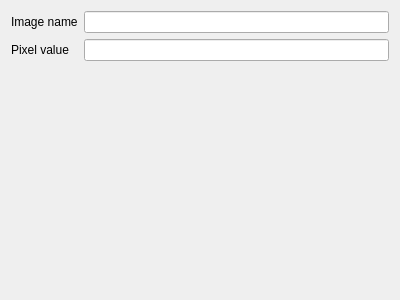
Qt form Plugins/org.mitk.gui.qt.pixelvalue/src/internal/QmitkPixelValueView.ui (MITK/MITK) before a commit.
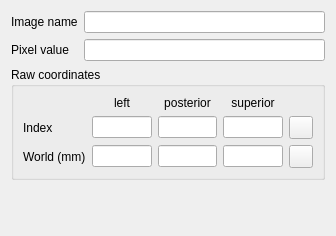
The same form after that commit. Custom widgets are drawn as their Qt base class.

Commit message: Add coordinate/index info to Pixel Value view

```diff
--- a/Plugins/org.mitk.gui.qt.pixelvalue/src/internal/QmitkPixelValueView.ui
+++ b/Plugins/org.mitk.gui.qt.pixelvalue/src/internal/QmitkPixelValueView.ui
@@ -6,8 +6,8 @@
    <rect>
     <x>0</x>
     <y>0</y>
-    <width>400</width>
-    <height>300</height>
+    <width>336</width>
+    <height>236</height>
    </rect>
   </property>
   <property name="windowTitle">
@@ -52,8 +52,165 @@
      </item>
     </layout>
    </item>
+   <item>
+    <widget class="ctkCollapsibleGroupBox" name="coordsGroupBox">
+     <property name="title">
+      <string>Raw coordinates</string>
+     </property>
+     <property name="collapsed" stdset="0">
+      <bool>true</bool>
+     </property>
+     <layout class="QGridLayout" name="gridLayout">
+      <item row="0" column="1">
+       <widget class="QLabel" name="spaceXLabel">
+        <property name="text">
+         <string>left</string>
+        </property>
+        <property name="alignment">
+         <set>Qt::AlignmentFlag::AlignCenter</set>
+        </property>
+       </widget>
+      </item>
+      <item row="0" column="2">
+       <widget class="QLabel" name="spaceYLabel">
+        <property name="text">
+         <string>posterior</string>
+        </property>
+        <property name="alignment">
+         <set>Qt::AlignmentFlag::AlignCenter</set>
+        </property>
+       </widget>
+      </item>
+      <item row="0" column="3">
+       <widget class="QLabel" name="spaceZLabel">
+        <property name="text">
+         <string>superior</string>
+        </property>
+        <property name="alignment">
+         <set>Qt::AlignmentFlag::AlignCenter</set>
+        </property>
+       </widget>
+      </item>
+      <item row="1" column="0">
+       <widget class="QLabel" name="indexCoordLabel">
+        <property name="text">
+         <string>Index</string>
+        </property>
+       </widget>
+      </item>
+      <item row="1" column="1">
+       <widget class="QLineEdit" name="indexXLineEdit">
+        <property name="alignment">
+         <set>Qt::AlignmentFlag::AlignRight|Qt::AlignmentFlag::AlignTrailing|Qt::AlignmentFlag::AlignVCenter</set>
+        </property>
+        <property name="readOnly">
+         <bool>true</bool>
+        </property>
+       </widget>
+      </item>
+      <item row="1" column="2">
+       <widget class="QLineEdit" name="indexYLineEdit">
+        <property name="alignment">
+         <set>Qt::AlignmentFlag::AlignRight|Qt::AlignmentFlag::AlignTrailing|Qt::AlignmentFlag::AlignVCenter</set>
+        </property>
+        <property name="readOnly">
+         <bool>true</bool>
+        </property>
+       </widget>
+      </item>
+      <item row="1" column="3">
+       <widget class="QLineEdit" name="indexZLineEdit">
+        <property name="alignment">
+         <set>Qt::AlignmentFlag::AlignRight|Qt::AlignmentFlag::AlignTrailing|Qt::AlignmentFlag::AlignVCenter</set>
+        </property>
+        <property name="readOnly">
+         <bool>true</bool>
+        </property>
+       </widget>
+      </item>
+      <item row="1" column="4">
+       <widget class="QToolButton" name="copyIndexCoordButton">
+        <property name="toolTip">
+         <string>Copy into clipboard</string>
+        </property>
+        <property name="text">
+         <string/>
+        </property>
+       </widget>
+      </item>
+      <item row="2" column="0">
+       <widget class="QLabel" name="worldCoordLabel">
+        <property name="text">
+         <string>World (mm)</string>
+        </property>
+       </widget>
+      </item>
+      <item row="2" column="1">
+       <widget class="QLineEdit" name="worldXLineEdit">
+        <property name="alignment">
+         <set>Qt::AlignmentFlag::AlignRight|Qt::AlignmentFlag::AlignTrailing|Qt::AlignmentFlag::AlignVCenter</set>
+        </property>
+        <property name="readOnly">
+         <bool>true</bool>
+        </property>
+       </widget>
+      </item>
+      <item row="2" column="2">
+       <widget class="QLineEdit" name="worldYLineEdit">
+        <property name="alignment">
+         <set>Qt::AlignmentFlag::AlignRight|Qt::AlignmentFlag::AlignTrailing|Qt::AlignmentFlag::AlignVCenter</set>
+        </property>
+        <property name="readOnly">
+         <bool>true</bool>
+        </property>
+       </widget>
+      </item>
+      <item row="2" column="3">
+       <widget class="QLineEdit" name="worldZLineEdit">
+        <property name="alignment">
+         <set>Qt::AlignmentFlag::AlignRight|Qt::AlignmentFlag::AlignTrailing|Qt::AlignmentFlag::AlignVCenter</set>
+        </property>
+        <property name="readOnly">
+         <bool>true</bool>
+        </property>
+       </widget>
+      </item>
+      <item row="2" column="4">
+       <widget class="QToolButton" name="copyWorldCoordButton">
+        <property name="toolTip">
+         <string>Copy into clipboard</string>
+        </property>
+        <property name="text">
+         <string/>
+        </property>
+       </widget>
+      </item>
+     </layout>
+    </widget>
+   </item>
+   <item>
+    <spacer name="verticalSpacer">
+     <property name="orientation">
+      <enum>Qt::Orientation::Vertical</enum>
+     </property>
+     <property name="sizeHint" stdset="0">
+      <size>
+       <width>20</width>
+       <height>40</height>
+      </size>
+     </property>
+    </spacer>
+   </item>
   </layout>
  </widget>
+ <customwidgets>
+  <customwidget>
+   <class>ctkCollapsibleGroupBox</class>
+   <extends>QGroupBox</extends>
+   <header location="global">ctkCollapsibleGroupBox.h</header>
+   <container>1</container>
+  </customwidget>
+ </customwidgets>
  <resources/>
  <connections/>
 </ui>
```
Left out of the diff: 4 changed lines with no effect on the pictures. The commit also changes 2 other files.
